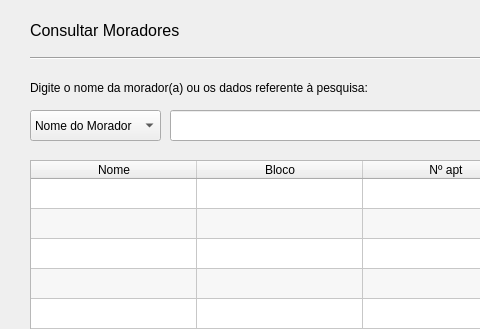
DavidDevOps2000/primecondoDesk, file Designer_UI/consultarVisitantes.ui: the form before one commit; both pictures show x 0 to 480 and y 0 to 329 of the 725 by 610 pixel window.
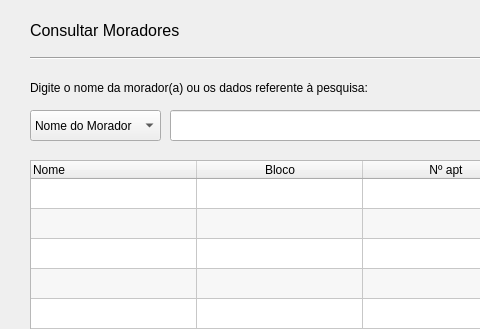
The form after the commit. Icons and pictures are not drawn.

Commit message: telas de consulta morador e visitantes concluidas

```diff
--- a/Designer_UI/consultarVisitantes.ui
+++ b/Designer_UI/consultarVisitantes.ui
@@ -293,6 +293,9 @@
      <property name="text">
       <string notr="true">Nome</string>
      </property>
+     <property name="textAlignment">
+      <set>AlignLeading|AlignVCenter</set>
+     </property>
      <property name="background">
       <color>
        <red>255</red>
@@ -339,6 +342,97 @@
       <set>AlignCenter</set>
      </property>
     </item>
+    <item row="0" column="1">
+     <property name="text">
+      <string/>
+     </property>
+     <property name="textAlignment">
+      <set>AlignCenter</set>
+     </property>
+    </item>
+    <item row="0" column="2">
+     <property name="textAlignment">
+      <set>AlignCenter</set>
+     </property>
+    </item>
+    <item row="0" column="3">
+     <property name="textAlignment">
+      <set>AlignCenter</set>
+     </property>
+    </item>
+    <item row="0" column="4">
+     <property name="text">
+      <string/>
+     </property>
+     <property name="textAlignment">
+      <set>AlignCenter</set>
+     </property>
+    </item>
+    <item row="0" column="5">
+     <property name="text">
+      <string/>
+     </property>
+     <property name="textAlignment">
+      <set>AlignCenter</set>
+     </property>
+    </item>
+    <item row="1" column="0">
+     <property name="text">
+      <string/>
+     </property>
+     <property name="textAlignment">
+      <set>AlignCenter</set>
+     </property>
+    </item>
+    <item row="1" column="1">
+     <property name="textAlignment">
+      <set>AlignCenter</set>
+     </property>
+    </item>
+    <item row="1" column="2">
+     <property name="textAlignment">
+      <set>AlignCenter</set>
+     </property>
+    </item>
+    <item row="1" column="3">
+     <property name="textAlignment">
+      <set>AlignCenter</set>
+     </property>
+    </item>
+    <item row="1" column="4">
+     <property name="textAlignment">
+      <set>AlignCenter</set>
+     </property>
+    </item>
+    <item row="1" column="5">
+     <property name="textAlignment">
+      <set>AlignCenter</set>
+     </property>
+    </item>
+    <item row="2" column="0">
+     <property name="text">
+      <string/>
+     </property>
+     <property name="textAlignment">
+      <set>AlignCenter</set>
+     </property>
+    </item>
+    <item row="3" column="0">
+     <property name="text">
+      <string/>
+     </property>
+     <property name="textAlignment">
+      <set>AlignCenter</set>
+     </property>
+    </item>
+    <item row="4" column="0">
+     <property name="text">
+      <string/>
+     </property>
+     <property name="textAlignment">
+      <set>AlignCenter</set>
+     </property>
+    </item>
    </widget>
    <widget class="QLineEdit" name="inputConsultarMoradores">
     <property name="geometry">
```
The commit also changes 2 other files.
